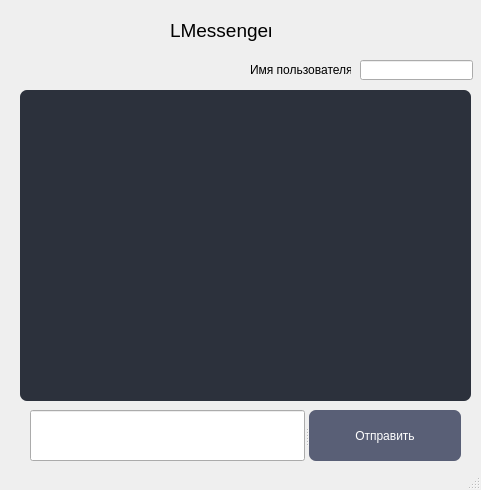
Old version of the form StartBARv2.ui in the repository vladgnez0/LMesssenger.
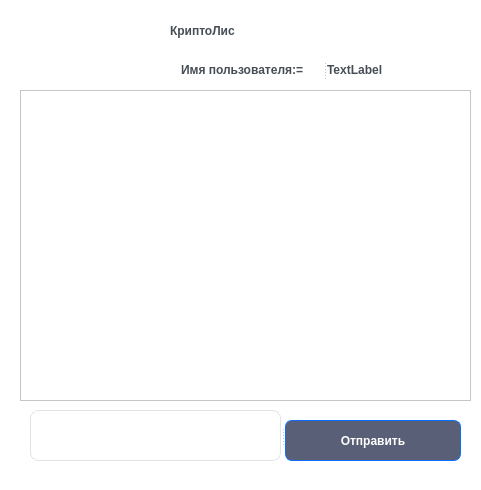
New version of the form.

```diff
--- a/StartBARv2.ui
+++ b/StartBARv2.ui
@@ -13,23 +13,117 @@
   <property name="windowTitle">
    <string>LMessenger</string>
   </property>
+  <property name="styleSheet">
+   <string notr="true">QWidget {
+  background-color: #fff;
+}
+QLabel {
+  color: #464d55;
+  font-weight: 600;
+}
+QLabel#heading {
+  color: #0f1925;
+  font-size: 18px;
+  margin-bottom: 10px;
+}
+QLabel#subheading {
+  color: #0f1925;
+  font-size: 12px;
+  font-weight: normal;
+  margin-bottom: 10px;
+}
+QLineEdit {
+  border-radius: 8px;
+  border: 1px solid #e0e4e7;
+  padding: 5px 15px;
+}
+QLineEdit:focus {
+  border: 1px solid #d0e3ff;
+}
+QLineEdit::placeholder {
+  color: #767e89;
+}
+QPushButton {
+  background-color: #0d6efd;
+  color: #fff;
+  font-weight: 600;
+  border-radius: 8px;
+  border: 1px solid #0d6efd;
+  padding: 5px 15px;
+  margin-top: 10px;
+  outline: 0px;
+}
+QPushButton:hover,
+QPushButton:focus {
+  background-color: #0b5ed7;
+  border: 3px solid #9ac3fe;
+}
+QWidget {
+  background-color: #fff;
+}
+QLabel {
+  color: #464d55;
+  font-weight: 600;
+}
+QLabel#heading {
+  color: #0f1925;
+  font-size: 18px;
+  margin-bottom: 10px;
+}
+
+QLabel#subheading {
+  color: #0f1925;
+  font-size: 12px;
+  font-weight: normal;
+  margin-bottom: 10px;
+}
+QLineEdit {
+  border-radius: 8px;
+  border: 1px solid #e0e4e7;
+  padding: 5px 15px;
+}
+
+QLineEdit:focus {
+  border: 1px solid #d0e3ff;
+}
+
+QLineEdit::placeholder {
+  color: #767e89;
+}
+QPushButton {
+  background-color: #0d6efd;
+  color: #fff;
+  font-weight: 600;
+  border-radius: 8px;
+  border: 1px solid #0d6efd;
+  padding: 5px 15px;
+  margin-top: 10px;
+  outline: 0px;
+}
+QPushButton:hover,
+QPushButton:focus {
+  background-color: #0b5ed7;
+  border: 3px solid #9ac3fe;
+}</string>
+  </property>
   <widget class="QWidget" name="centralwidget">
    <widget class="QLabel" name="label">
     <property name="geometry">
      <rect>
       <x>170</x>
       <y>10</y>
-      <width>101</width>
+      <width>131</width>
       <height>41</height>
      </rect>
     </property>
     <property name="font">
      <font>
-      <pointsize>14</pointsize>
+      <weight>75</weight>
+      <bold>true</bold>
      </font>
     </property>
     <property name="text">
-     <string>LMessenger</string>
+     <string>КриптоЛис</string>
     </property>
    </widget>
    <widget class="QTextBrowser" name="textBrowser">
@@ -42,33 +136,97 @@
      </rect>
     </property>
     <property name="styleSheet">
-     <string notr="true">color: white;
-border-radius: 7px;
-background-color: #2C313C;
-</string>
-    </property>
-   </widget>
-   <widget class="QLineEdit" name="lineEdit">
-    <property name="geometry">
-     <rect>
-      <x>360</x>
-      <y>60</y>
-      <width>113</width>
-      <height>20</height>
-     </rect>
-    </property>
-   </widget>
-   <widget class="QLabel" name="label_2">
-    <property name="geometry">
-     <rect>
-      <x>250</x>
-      <y>60</y>
-      <width>101</width>
-      <height>20</height>
-     </rect>
-    </property>
-    <property name="text">
-     <string>Имя пользователя:=</string>
+     <string notr="true">QWidget {
+  background-color: #fff;
+}
+QLabel {
+  color: #464d55;
+  font-weight: 600;
+}
+QLabel#heading {
+  color: #0f1925;
+  font-size: 18px;
+  margin-bottom: 10px;
+}
+QLabel#subheading {
+  color: #0f1925;
+  font-size: 12px;
+  font-weight: normal;
+  margin-bottom: 10px;
+}
+QLineEdit {
+  border-radius: 8px;
+  border: 1px solid #e0e4e7;
+  padding: 5px 15px;
+}
+QLineEdit:focus {
+  border: 1px solid #d0e3ff;
+}
+QLineEdit::placeholder {
+  color: #767e89;
+}
+QPushButton {
+  background-color: #0d6efd;
+  color: #fff;
+  font-weight: 600;
+  border-radius: 8px;
+  border: 1px solid #0d6efd;
+  padding: 5px 15px;
+  margin-top: 10px;
+  outline: 0px;
+}
+QPushButton:hover,
+QPushButton:focus {
+  background-color: #0b5ed7;
+  border: 3px solid #9ac3fe;
+}
+QWidget {
+  background-color: #fff;
+}
+QLabel {
+  color: #464d55;
+  font-weight: 600;
+}
+QLabel#heading {
+  color: #0f1925;
+  font-size: 18px;
+  margin-bottom: 10px;
+}
+
+QLabel#subheading {
+  color: #0f1925;
+  font-size: 12px;
+  font-weight: normal;
+  margin-bottom: 10px;
+}
+QLineEdit {
+  border-radius: 8px;
+  border: 1px solid #e0e4e7;
+  padding: 5px 15px;
+}
+
+QLineEdit:focus {
+  border: 1px solid #d0e3ff;
+}
+
+QLineEdit::placeholder {
+  color: #767e89;
+}
+QPushButton {
+  background-color: #0d6efd;
+  color: #fff;
+  font-weight: 600;
+  border-radius: 8px;
+  border: 1px solid #0d6efd;
+  padding: 5px 15px;
+  margin-top: 10px;
+  outline: 0px;
+}
+QPushButton:hover,
+QPushButton:focus {
+  background-color: #0b5ed7;
+  border: 3px solid #9ac3fe;
+}</string>
     </property>
    </widget>
    <widget class="QSplitter" name="splitter">
@@ -109,6 +267,29 @@
      </property>
     </widget>
    </widget>
+   <widget class="QSplitter" name="splitter_2">
+    <property name="geometry">
+     <rect>
+      <x>181</x>
+      <y>60</y>
+      <width>211</width>
+      <height>20</height>
+     </rect>
+    </property>
+    <property name="orientation">
+     <enum>Qt::Horizontal</enum>
+    </property>
+    <widget class="QLabel" name="label_2">
+     <property name="text">
+      <string>Имя пользователя:=</string>
+     </property>
+    </widget>
+    <widget class="QLabel" name="name">
+     <property name="text">
+      <string>TextLabel</string>
+     </property>
+    </widget>
+   </widget>
   </widget>
   <widget class="QStatusBar" name="statusbar"/>
  </widget>
```
